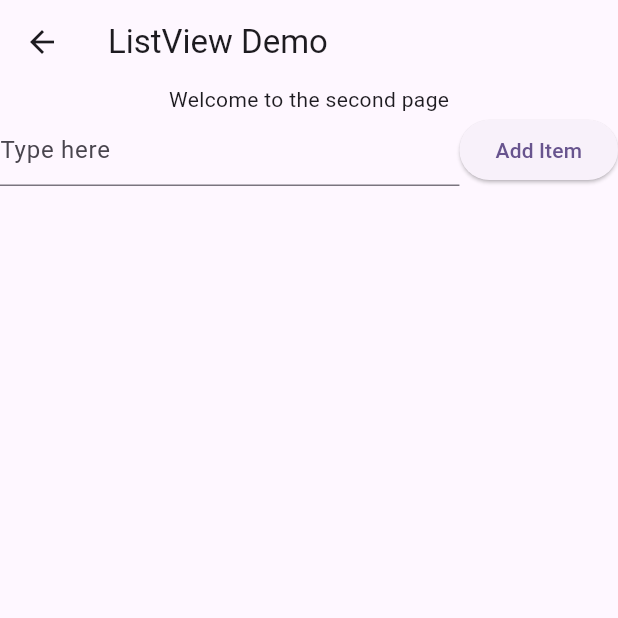
After one commit to wolejnr/w25_throwaway, a Flutter app: the SecondPage screen opened by its route, on a phone screen of 412 x 824 dp, the top half of it. The commit adds this screen. Run offline on Flutter 3.47's test engine with Material 3 defaults, Android fonts, the phone set to English and light mode, and no system bars; our stand-ins replace floor, sqflite; accounts and stored records are empty; generated files the repository leaves out were written again.

Commit message:
Done with walkthrough

```diff
--- /dev/null
+++ b/lib/second_page.dart
@@ -0,0 +1,119 @@
+import 'package:flutter/material.dart';
+import 'package:w25_test_flutter/database.dart';
+import 'package:w25_test_flutter/todo_dao.dart';
+import 'todo_item.dart';
+
+class SecondPage extends StatefulWidget {
+  const SecondPage({super.key});
+
+  @override
+  State<SecondPage> createState() => _SecondPageState();
+}
+
+class _SecondPageState extends State<SecondPage> {
+  // Define the list for the ListView
+  var words = <TodoItem>[];
+
+  late TodoDao myDAO;
+
+  // Textfield controller
+  final TextEditingController _input = TextEditingController();
+
+  @override
+  void initState() {
+    super.initState();
+
+    $FloorAppDatabase.databaseBuilder('app_database.db').build().then((database){
+      myDAO = database.todoDao;
+      myDAO.getAllItems().then((listOfItems){
+        setState(() {
+          words.clear();
+          words.addAll(listOfItems);
+        });
+      });
+    });
+  }
+
+  @override
+  Widget build(BuildContext context) {
+    return Scaffold(
+      appBar: AppBar(
+        title: const Text("ListView Demo"),
+      ),
+      body: Center(
+        child: Column(
+          children: [
+            const Text("Welcome to the second page"),
+            Row(
+              children: [
+                Expanded(
+                    child: TextField(
+                  controller: _input,
+                  decoration: const InputDecoration(hintText: "Type here"),
+                )),
+                ElevatedButton(
+                    onPressed: () {
+                      if (_input.value.text.isNotEmpty) {
+                        setState(() {
+                          var newItem = TodoItem(TodoItem.ID++, _input.value.text);
+                          myDAO.insertItem(newItem);
+                          words.add(newItem);
+                          _input.text = "";
+                        });
+                      } else {
+                        const snackBar =
+                            SnackBar(content: Text("No input entered"));
+                        ScaffoldMessenger.of(context).showSnackBar(snackBar);
+                      }
+                    },
+                    child: const Text("Add Item"))
+              ],
+            ),
+            Expanded(
+              child: ListView.builder(
+                  itemCount: words.length,
+                  itemBuilder: (context, rowNum) {
+                    return GestureDetector(
+                      onLongPress: () {
+                        showDialog(
+                            context: context,
+                            builder: (context) {
+                              return AlertDialog(
+                                title: const Text("Delete?"),
+                                content:
+                                    const Text("Are you sure you want to delete"),
+                                actions: [
+                                  ElevatedButton(
+                                      onPressed: () {
+                                        setState(() {
+                                          myDAO.deleteItem(words[rowNum]);
+                                          words.removeAt(rowNum);
+                                          Navigator.pop(context);
+                                        });
+                                      },
+                                      child: const Text("Yes")),
+                                  ElevatedButton(
+                                      onPressed: () {
+                                        Navigator.pop(context);
+                                      },
+                                      child: const Text("No"))
+                                ],
+                              );
+                            });
+                      },
+                      child: Row(
+                        mainAxisAlignment: MainAxisAlignment.spaceEvenly,
+                        children: [
+                          Text("Row Number: $rowNum"),
+                          Text(words[rowNum].todoItem)
+                        ],
+                      ),
+                    );
+                  }),
+            )
+          ],
+        ),
+      ),
+    );
+  }
+}
--- /dev/null
+++ b/lib/todo_dao.dart
@@ -0,0 +1,14 @@
+import 'package:floor/floor.dart';
+import 'todo_item.dart';
+
+@dao
+abstract class TodoDao {
+  @Query("Select * from TodoItem")
+  Future<List<TodoItem>> getAllItems();
+
+  @insert
+  Future<void> insertItem(TodoItem itm);
+
+  @delete
+  Future<void> deleteItem(TodoItem itm);
+}
--- /dev/null
+++ b/lib/todo_item.dart
@@ -0,0 +1,17 @@
+import 'package:floor/floor.dart';
+
+@entity
+class TodoItem {
+  static int ID = 1;
+
+  @primaryKey
+  final int id;
+  final String todoItem;
+
+  TodoItem(this.id, this.todoItem) {
+    if(id > ID) {
+      ID = id + 1;
+    }
+  }
+
+}
--- a/pubspec.yaml
+++ b/pubspec.yaml
@@ -30,6 +30,7 @@ environment:
 dependencies:
   flutter:
     sdk: flutter
+  floor: ^1.5.0
 
 
   # The following adds the Cupertino Icons font to your application.
@@ -39,6 +40,8 @@ dependencies:
 dev_dependencies:
   flutter_test:
     sdk: flutter
+  floor_generator: ^1.5.0
+  build_runner: ^2.4.13
 
   # The "flutter_lints" package below contains a set of recommended lints to
   # encourage good coding practices. The lint set provided by the package is
```
Also changed, not shown: lib/database.dart (added, +13 -0 lines), lib/main.dart (+18 -9 lines), lib/database.g.dart (added), pubspec.lock, 10 other files.
